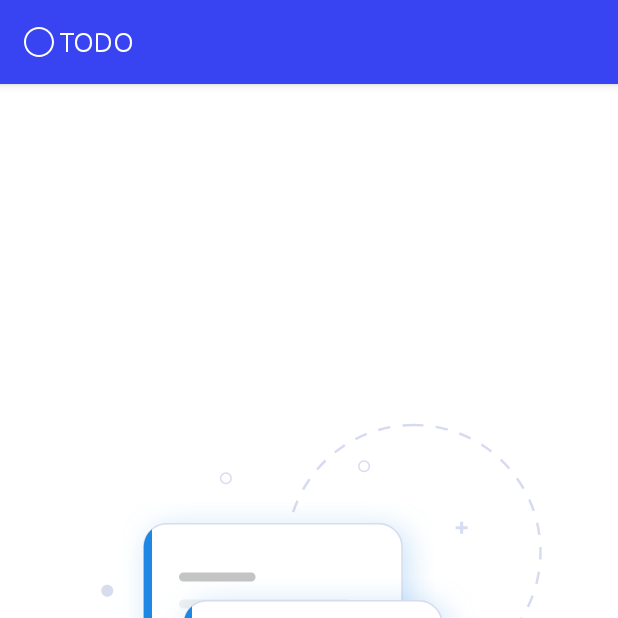
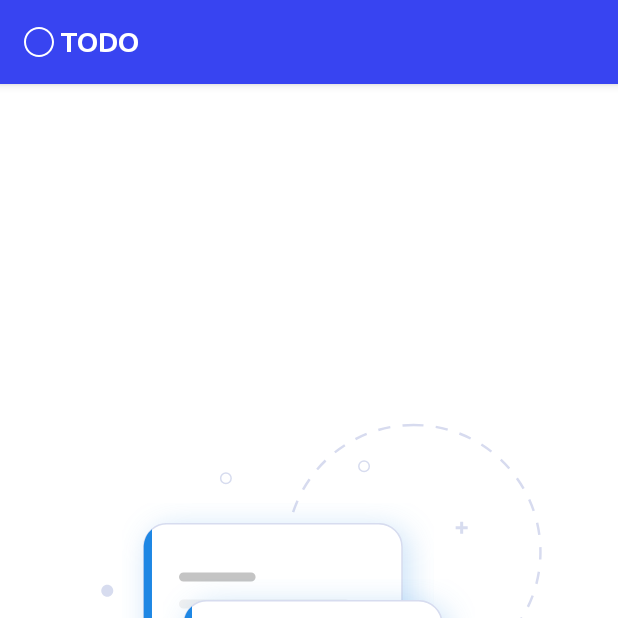
Before and after one commit to dino-sunny/Todo, an Android app: the screen it shows after launch (HomeActivity), on a phone screen of 412 x 824 dp, the top half of it. Run offline under Robolectric (Android 15) with nearby library versions, the phone set to English and light mode, and no system bars; our stand-ins replace Room's generated code, data binding.

Commit message:
App name font updated

```diff
--- a/app/src/main/res/layout/activity_home.xml
+++ b/app/src/main/res/layout/activity_home.xml
@@ -36,7 +36,7 @@
                     android:layout_width="wrap_content"
                     android:layout_height="wrap_content"
                     android:text="@string/app_name"
-                    android:fontFamily="@font/ubuntu"
+                    android:fontFamily="@font/ubuntu_bold"
                     android:textColor="@color/white"
                     android:textSize="18sp"
                     android:paddingStart="4dp"
```
